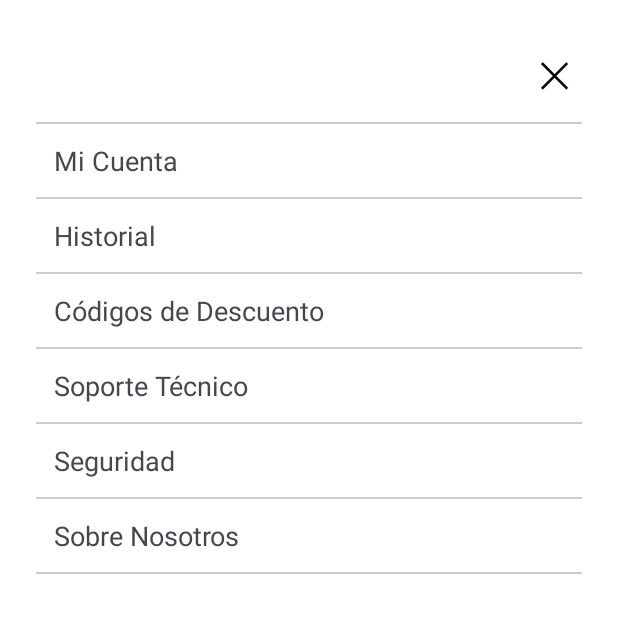
After one commit to micky16jhons24/safeher, an Android app: the MenuLateralActivity screen opened directly, with no data from a screen before it, on a phone screen of 412 x 824 dp, the top half of it. The commit adds this screen. Run offline under Robolectric (Android 15) with nearby library versions, the phone set to English and light mode, and no system bars; Roboto replaces fonts that are not available here.

Commit message:
menu desplegable

```diff
--- a/app/src/main/java/com/example/safeher20/PantallaInicio/Inicio.java
+++ b/app/src/main/java/com/example/safeher20/PantallaInicio/Inicio.java
@@ -20,6 +20,7 @@ import com.example.safeher20.ChatActivity;
 import com.example.safeher20.R;
 
 import com.example.safeher20.util.Conductor;
+import com.example.safeher20.util.MenuLateralActivity;
 import com.google.android.gms.common.api.Status;
 import com.google.android.gms.location.FusedLocationProviderClient;
 import com.google.android.gms.location.LocationServices;
@@ -133,6 +134,10 @@ public class Inicio extends AppCompatActivity implements OnMapReadyCallback {
         findViewById(R.id.btnSafeCall).setOnClickListener(v -> llamarEmergencia());
         findViewById(R.id.btnSalirRapido).setOnClickListener(v -> salirApp());
         findViewById(R.id.btnChat).setOnClickListener(v -> startActivity(new Intent(Inicio.this, ChatActivity.class)));
+        findViewById(R.id.btnMenu).setOnClickListener(v -> {
+            startActivity(new Intent(Inicio.this, MenuLateralActivity.class));
+        });
+
     }
 
     @Override
--- /dev/null
+++ b/app/src/main/java/com/example/safeher20/util/MenuLateralActivity.java
@@ -0,0 +1,50 @@
+package com.example.safeher20.util;
+
+import android.content.Intent;
+import android.os.Bundle;
+import android.view.View;
+import androidx.appcompat.app.AppCompatActivity;
+import com.example.safeher20.MainActivity;  // Ajusta el paquete si es necesario
+import com.example.safeher20.R;
+
+public class MenuLateralActivity extends AppCompatActivity {
+
+    @Override
+    protected void onCreate(Bundle savedInstanceState) {
+        super.onCreate(savedInstanceState);
+        setContentView(R.layout.activity_menu_lateral);
+
+        findViewById(R.id.btnCerrar).setOnClickListener(v -> {
+            // Cerrar esta actividad y volver a la pantalla de inicio
+            Intent intent = new Intent(MenuLateralActivity.this, MainActivity.class);
+            intent.setFlags(Intent.FLAG_ACTIVITY_CLEAR_TOP | Intent.FLAG_ACTIVITY_SINGLE_TOP);
+            startActivity(intent);
+            finish();
+        });
+
+        // Otros listeners de opciones aquí...
+        findViewById(R.id.opcionCuenta).setOnClickListener(v -> {
+            // Acción Mi Cuenta
+        });
+
+        findViewById(R.id.opcionHistorial).setOnClickListener(v -> {
+            // Acción Historial
+        });
+
+        findViewById(R.id.opcionCodigos).setOnClickListener(v -> {
+            // Acción Códigos
+        });
+
+        findViewById(R.id.opcionAyuda).setOnClickListener(v -> {
+            // Acción Ayuda
+        });
+
+        findViewById(R.id.opcionSeguridad).setOnClickListener(v -> {
+            // Acción Seguridad
+        });
+
+        findViewById(R.id.opcionSobre).setOnClickListener(v -> {
+            // Acción Sobre
+        });
+    }
+}
--- a/app/src/main/res/drawable/user.xml
+++ b/app/src/main/res/drawable/user.xml
@@ -1,4 +1,4 @@
-<vector xmlns:android="http://schemas.android.com/apk/res/android" android:height="24dp" android:tint="#8C00FD" android:viewportHeight="24" android:viewportWidth="24" android:width="24dp">
+<vector xmlns:android="http://schemas.android.com/apk/res/android" android:height="24dp" android:tint="#E6C285F2" android:viewportHeight="24" android:viewportWidth="24" android:width="24dp">
 
     <path android:fillColor="@android:color/white" android:pathData="M12,2C6.48,2 2,6.48 2,12s4.48,10 10,10s10,-4.48 10,-10S17.52,2 12,2zM12,6c1.93,0 3.5,1.57 3.5,3.5S13.93,13 12,13s-3.5,-1.57 -3.5,-3.5S10.07,6 12,6zM12,20c-2.03,0 -4.43,-0.82 -6.14,-2.88C7.55,15.8 9.68,15 12,15s4.45,0.8 6.14,2.12C16.43,19.18 14.03,20 12,20z"/>
 
--- a/app/src/main/res/layout/activity_main.xml
+++ b/app/src/main/res/layout/activity_main.xml
@@ -109,4 +109,5 @@
         app:layout_constraintEnd_toEndOf="parent"
         android:layout_margin="32dp" />
 
+
 </androidx.constraintlayout.widget.ConstraintLayout>
--- /dev/null
+++ b/app/src/main/res/layout/activity_menu_lateral.xml
@@ -0,0 +1,120 @@
+<?xml version="1.0" encoding="utf-8"?>
+<RelativeLayout xmlns:android="http://schemas.android.com/apk/res/android"
+    android:layout_width="match_parent"
+    android:layout_height="match_parent"
+    android:background="#FFFFFF"
+    android:padding="24dp">
+
+    <!-- Botón X en esquina superior derecha -->
+    <TextView
+        android:id="@+id/btnCerrar"
+        android:layout_width="wrap_content"
+        android:layout_height="wrap_content"
+        android:text="✕"
+        android:textSize="24sp"
+        android:textColor="#000000"
+        android:layout_alignParentTop="true"
+        android:layout_alignParentEnd="true"
+        android:padding="8dp"
+        android:clickable="true"
+        android:focusable="true" />
+
+    <ScrollView
+        android:layout_width="match_parent"
+        android:layout_height="match_parent"
+        android:layout_below="@id/btnCerrar"
+        android:layout_marginTop="8dp">
+
+        <LinearLayout
+            android:layout_width="match_parent"
+            android:layout_height="wrap_content"
+            android:orientation="vertical">
+
+            <!-- Barra arriba de Mi Cuenta -->
+            <View
+                android:layout_width="match_parent"
+                android:layout_height="1dp"
+                android:background="#CCCCCC" />
+
+            <TextView
+                android:id="@+id/opcionCuenta"
+                android:layout_width="match_parent"
+                android:layout_height="wrap_content"
+                android:text="Mi Cuenta"
+                android:textSize="18sp"
+                android:padding="12dp" />
+
+            <View
+                android:layout_width="match_parent"
+                android:layout_height="1dp"
+                android:background="#CCCCCC" />
+
+            <TextView
+                android:id="@+id/opcionHistorial"
+                android:layout_width="match_parent"
+                android:layout_height="wrap_content"
+                android:text="Historial"
+                android:textSize="18sp"
+                android:padding="12dp" />
+
+            <View
+                android:layout_width="match_parent"
+                android:layout_height="1dp"
+                android:background="#CCCCCC" />
+
+            <TextView
+                android:id="@+id/opcionCodigos"
+                android:layout_width="match_parent"
+                android:layout_height="wrap_content"
+                android:text="Códigos de Descuento"
+                android:textSize="18sp"
+                android:padding="12dp" />
+
+            <View
+                android:layout_width="match_parent"
+                android:layout_height="1dp"
+                android:background="#CCCCCC" />
+
+            <TextView
+                android:id="@+id/opcionAyuda"
+                android:layout_width="match_parent"
+                android:layout_height="wrap_content"
+                android:text="Soporte Técnico"
+                android:textSize="18sp"
+                android:padding="12dp" />
+
+            <View
+                android:layout_width="match_parent"
+                android:layout_height="1dp"
+                android:background="#CCCCCC" />
+
+            <TextView
+                android:id="@+id/opcionSeguridad"
+                android:layout_width="match_parent"
+                android:layout_height="wrap_content"
+                android:text="Seguridad"
+                android:textSize="18sp"
+                android:padding="12dp" />
+
+            <View
+                android:layout_width="match_parent"
+                android:layout_height="1dp"
+                android:background="#CCCCCC" />
+
+            <TextView
+                android:id="@+id/opcionSobre"
+                android:layout_width="match_parent"
+                android:layout_height="wrap_content"
+                android:text="Sobre Nosotros"
+                android:textSize="18sp"
+                android:padding="12dp" />
+
+            <!-- Barra abajo del todo -->
+            <View
+                android:layout_width="match_parent"
+                android:layout_height="1dp"
+                android:background="#CCCCCC" />
+
+        </LinearLayout>
+    </ScrollView>
+</RelativeLayout>
--- a/app/src/main/res/values/colors.xml
+++ b/app/src/main/res/values/colors.xml
@@ -2,4 +2,8 @@
 <resources>
     <color name="black">#FF000000</color>
     <color name="white">#FFFFFFFF</color>
+    <color name="primary">#FA9CCB</color>
+    <color name="secondary">#460080</color>
+    <color name="background">#FFF9F9</color>
+    <color name="textColor">#333333</color>
 </resources>
```
Also changed, not shown: app/src/main/AndroidManifest.xml (+5 -6 lines), app/src/main/res/layout/inicio.xml (+26 -32 lines).
